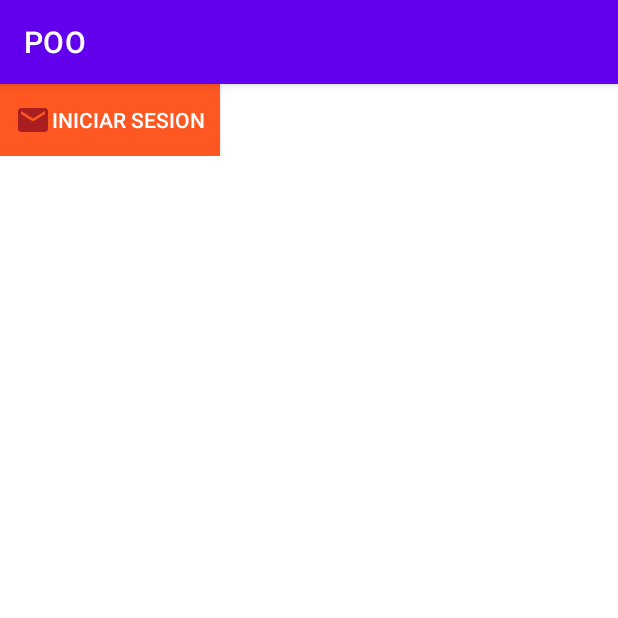
After one commit to juanjo95/kotlin-poo, an Android app: the PaletteButtonActivity screen opened directly, with no data from a screen before it, on a phone screen of 412 x 824 dp, the top half of it. The commit adds this screen. Run offline under Robolectric (Android 15) with nearby library versions, the phone set to English and light mode, and no system bars.

Commit message:
Feat 🚀 : Button

```diff
--- a/app/build.gradle
+++ b/app/build.gradle
@@ -30,6 +30,9 @@ android {
         jvmTarget = '1.8'
     }
     namespace 'com.androidavanzadotutorial.poo'
+    buildFeatures {
+        viewBinding true
+    }
 }
 
 dependencies {
@@ -38,6 +41,8 @@ dependencies {
     implementation 'androidx.appcompat:appcompat:1.5.1'
     implementation 'com.google.android.material:material:1.7.0'
     implementation 'androidx.constraintlayout:constraintlayout:2.1.4'
+    implementation 'androidx.navigation:navigation-fragment-ktx:2.4.1'
+    implementation 'androidx.navigation:navigation-ui-ktx:2.4.1'
     testImplementation 'junit:junit:4.13.2'
     androidTestImplementation 'androidx.test.ext:junit:1.1.3'
     androidTestImplementation 'androidx.test.espresso:espresso-core:3.4.0'
--- /dev/null
+++ b/app/src/main/java/com/androidavanzadotutorial/poo/PaletteButtonActivity.kt
@@ -0,0 +1,11 @@
+package com.androidavanzadotutorial.poo
+
+import androidx.appcompat.app.AppCompatActivity
+import android.os.Bundle
+
+class PaletteButtonActivity : AppCompatActivity() {
+    override fun onCreate(savedInstanceState: Bundle?) {
+        super.onCreate(savedInstanceState)
+        setContentView(R.layout.activity_palette_button)
+    }
+}
--- /dev/null
+++ b/app/src/main/res/layout/activity_palette_button.xml
@@ -0,0 +1,27 @@
+<?xml version="1.0" encoding="utf-8"?>
+<ScrollView xmlns:android="http://schemas.android.com/apk/res/android"
+    xmlns:app="http://schemas.android.com/apk/res-auto"
+    android:layout_width="match_parent"
+    android:layout_height="match_parent">
+
+    <LinearLayout
+        android:layout_width="match_parent"
+        android:layout_height="wrap_content"
+        android:orientation="vertical">
+
+        <android.widget.Button
+            android:layout_width="wrap_content"
+            android:layout_height="wrap_content"
+            android:paddingLeft="10dp"
+            android:paddingRight="10dp"
+            android:text="Iniciar sesion"
+            android:background="@color/orange"
+            android:textColor="@color/white"
+            android:gravity="center"
+            android:drawableStart="@drawable/ic_email"/>
+
+
+
+    </LinearLayout>
+
+</ScrollView>
--- /dev/null
+++ b/app/src/main/res/values-land/dimens.xml
@@ -0,0 +1,3 @@
+<resources>
+    <dimen name="fab_margin">48dp</dimen>
+</resources>
--- /dev/null
+++ b/app/src/main/res/values-w1240dp/dimens.xml
@@ -0,0 +1,3 @@
+<resources>
+    <dimen name="fab_margin">200dp</dimen>
+</resources>
--- /dev/null
+++ b/app/src/main/res/values-w600dp/dimens.xml
@@ -0,0 +1,3 @@
+<resources>
+    <dimen name="fab_margin">48dp</dimen>
+</resources>
--- /dev/null
+++ b/app/src/main/res/values/dimens.xml
@@ -0,0 +1,3 @@
+<resources>
+    <dimen name="fab_margin">16dp</dimen>
+</resources>
--- a/app/src/main/res/values/themes.xml
+++ b/app/src/main/res/values/themes.xml
@@ -13,4 +13,13 @@
         <item name="android:statusBarColor" tools:targetApi="l">?attr/colorPrimaryVariant</item>
         <!-- Customize your theme here. -->
     </style>
+
+    <style name="Theme.POO.NoActionBar">
+        <item name="windowActionBar">false</item>
+        <item name="windowNoTitle">true</item>
+    </style>
+
+    <style name="Theme.POO.AppBarOverlay" parent="ThemeOverlay.AppCompat.Dark.ActionBar" />
+
+    <style name="Theme.POO.PopupOverlay" parent="ThemeOverlay.AppCompat.Light" />
 </resources>
```
Also changed, not shown: app/src/main/AndroidManifest.xml (+18 -1 lines), app/src/main/res/navigation/nav_graph.xml (added, +28 -0 lines), app/src/main/res/values/strings.xml (+9 -0 lines).
